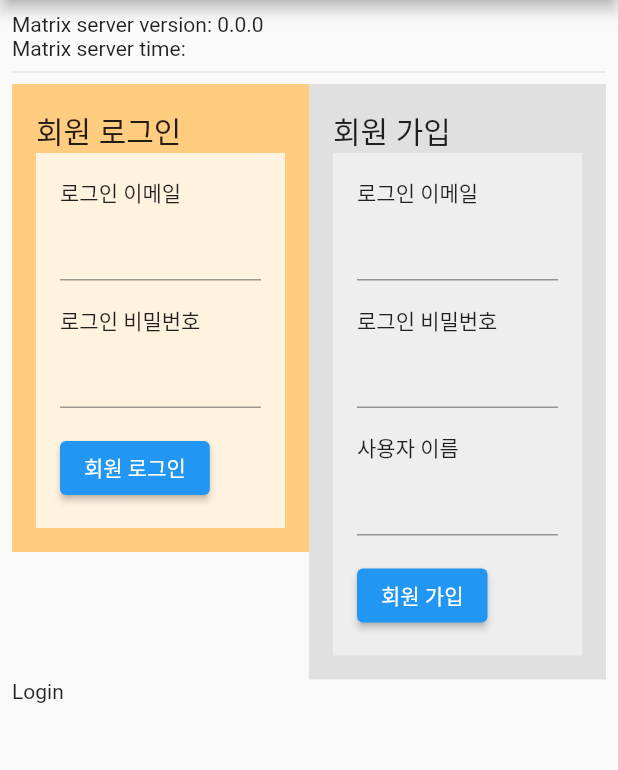
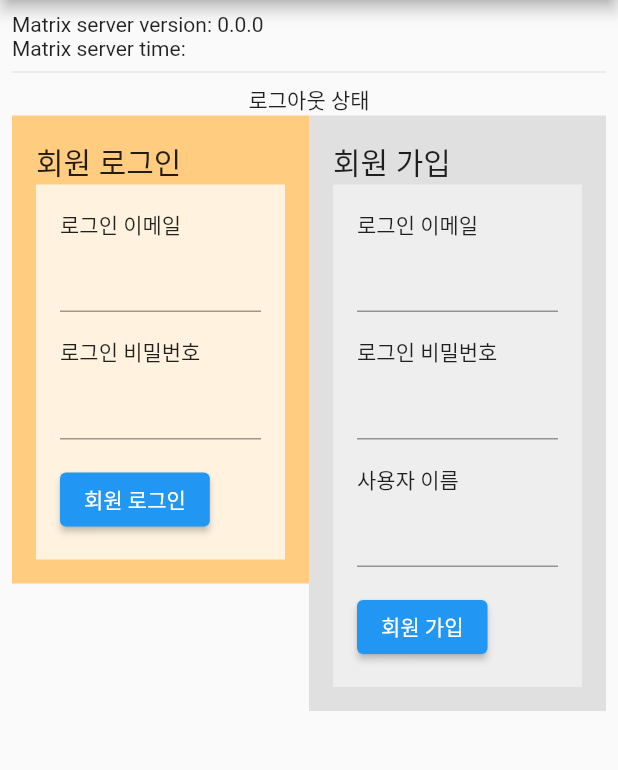
Before and after one commit to withcenter/x_flutter, a Flutter app: the screen it shows after launch, after a tap on "회원 가입", on a phone screen of 412 x 824 dp, the part 84-854 px from its top. Run offline on Flutter 3.47's test engine with Material 2 defaults, Android fonts, the phone set to English and light mode, and no system bars; our stand-ins replace dio, rxdart, shared_preferences; network calls fail; statements that could not run were skipped.

Commit message:
update x flutter example

```diff
--- a/example/lib/main.dart
+++ b/example/lib/main.dart
@@ -1,132 +1,27 @@
 import 'package:flutter/material.dart';
-import 'package:get/get.dart';
-import 'package:get_storage/get_storage.dart';
-import 'package:get/get_state_manager/get_state_manager.dart';
 import 'package:x_flutter/x_flutter.dart';
-
-void main() async {
-  await GetStorage.init();
-  runApp(MyApp());
-}
-
-class App extends GetxController {
-  final box = GetStorage();
-  BuildContext get context => Get.context!;
-
-  final Api api = Api.instance;
-  UserModel user = UserModel.init();
-
-  bool get loggedIn => user.idx > 0;
-  bool get notLoggedIn => !loggedIn;
-
-  @override
-  onInit() {
-    super.onInit();
-
-    /// 캐시된 사용자 정보를 읽어 초기화
-    final re = box.read('user');
-    if (re != null) {
-      user = UserModel.fromJson(re);
-
-      /// 먼저, 화면에 그리고
-      update();
-
-      /// 백엔드에서 최신 정보로 업데이트.
-      profile();
-    }
-  }
-
-  register(Map<String, dynamic> data) async {
-    try {
-      user = await api.user.register(data);
-      setUser(user);
-    } catch (e) {
-      error(e);
-    }
-  }
-
-  login(Map<String, dynamic> data) async {
-    try {
-      user = await api.user.login(data);
-      setUser(user);
-    } catch (e) {
-      error(e);
-    }
-  }
-
-  profileUpdate(Map<String, dynamic> data) async {
-    try {
-      user = await api.user.update(data);
-      setUser(user);
-    } catch (e) {
-      error(e);
-    }
-  }
-
-  /// 회원 정보를 가져와서 [user] 에 보관한다.
-  ///
-  /// 앱이 처음 부팅을 할 때, 로컬에 저장된 회원 정보를 로드하는데, 이 때, 이 함수를 한번 호출하여
-  /// 백엔드의 최신 정보로 [user] 를 업데이트하고 다시 로컬에 저장한다.
-  ///
-  profile() async {
-    // api.sessionId = user.sessionId;
-    try {
-      user = await api.user.profile();
-      setUser(user);
-    } catch (e) {
-      error(e);
-    }
-  }
-
-  logout() {
-    user = UserModel.init();
-    unsetUser();
-  }
-
-  /// 회원 정보를 로컬(앱 내 저장 공간)에 저장하고, Api 에 session 정보를 지정한다.
-  /// 그리고 다시 화면을 그린다.
-  setUser(UserModel user) {
-    box.write('user', user);
-    // api.sessionId = user.sessionId;
-    update();
-  }
-
-  unsetUser() {
-    box.remove('user');
-    update();
-  }
-
-  error(e) {
-    print('에러 발생: $e');
-    if (!(e is String) && e.message is String) {
-      alert('Assertion 에러 발생', e.message);
-    } else {
-      alert('에러', e);
-    }
-  }
 
 // 알림창을 띄운다
 //
 // 알림창은 예/아니오의 선택이 없다. 그래서 리턴값이 필요없다.
-  Future<void> alert(String title, String content) async {
+Future<void> alert(BuildContext c, String content) async {
   return showDialog(
-      context: context,
+    context: c,
     builder: (_) => AlertDialog(
-        title: Text(title),
+      title: Text('알림'),
       content: Text(content),
-        actions: [TextButton(onPressed: () => Get.back(result: true), child: Text('확인'))],
     ),
   );
 }
+
+void main() async {
+  runApp(MyApp());
 }
 
-App app = App();
-
 class MyApp extends StatelessWidget {
-  final a = Get.put(app);
   @override
   Widget build(BuildContext context) {
-    return GetMaterialApp(
+    return MaterialApp(
       title: 'Flutter Demo',
       theme: ThemeData(
         primarySwatch: Colors.blue,
@@ -148,32 +43,22 @@ class _MyHomePageState extends State<MyHomePage> {
   String version = '0.0.0';
   String time = '';
 
-  void _getServerVersion() async {
-    try {
-      // 예제: 백엔드 버전 가져오기
-      final res = await Api.instance.version();
-      setState(() => version = res.version);
-    } catch (e) {
-      print("-----------> main.ts 에러: $e");
-    }
-  }
-
-  void _getServerTime() async {
-    try {
-      // 예제: 백엔드 버전 가져오기
-      final res = await Api.instance.time();
-      setState(() => time = res.time);
-    } catch (e) {
-      print("-----------> main.ts 에러: $e");
-    }
-  }
-
   @override
   void initState() {
     super.initState();
 
-    _getServerVersion();
-    _getServerTime();
+    Api.instance.init(url: 'https://flutterkorea.com');
+
+    () async {
+      try {
+        VersionModel res = await Api.instance.version();
+        setState(() => version = res.version);
+        TimeModel t = await Api.instance.time();
+        setState(() => time = t.time);
+      } catch (e) {
+        print("-----------> main.ts 에러: $e");
+      }
+    }();
   }
 
   @override
@@ -184,14 +69,29 @@ class _MyHomePageState extends State<MyHomePage> {
       ),
       body: Padding(
         padding: const EdgeInsets.all(8.0),
-        child: GetBuilder<App>(
-          builder: (_) => Column(
+        child: Column(
           crossAxisAlignment: CrossAxisAlignment.start,
           children: <Widget>[
             Text('Matrix server version: $version'),
             Text('Matrix server time: $time'),
             Divider(),
-              if (_.notLoggedIn)
+            UserChange(
+              loginBuilder: (UserModel user) => Column(
+                children: [
+                  Wrap(
+                    children: [
+                      Text("로그인 상태!! "),
+                      Text('회원 이름: ${user.name}, '),
+                      Text('회원 주소: ${user.address}'),
+                      ElevatedButton(onPressed: UserApi.instance.logout, child: Text('로그아웃')),
+                    ],
+                  ),
+                  Profile()
+                ],
+              ),
+              logoutBuilder: (_) => Column(
+                children: [
+                  Text("로그아웃 상태"),
                   Row(
                     crossAxisAlignment: CrossAxisAlignment.start,
                     children: [
@@ -199,14 +99,13 @@ class _MyHomePageState extends State<MyHomePage> {
                       Expanded(child: Register()),
                     ],
                   ),
-              if (_.notLoggedIn) Text('Login'),
-              if (_.loggedIn) Text('회원 이름: ${_.user.name}'),
-              if (_.loggedIn) ElevatedButton(onPressed: _.logout, child: Text('로그아웃')),
-              if (_.loggedIn) Profile(),
                 ],
               ),
             ),
+          ],
         ),
+      ),
+      // ),
     );
   }
 }
@@ -246,7 +145,12 @@ class Login extends StatelessWidget {
                 SizedBox(height: 16),
                 ElevatedButton(
                     onPressed: () async {
-                      app.login({'email': email.text, 'password': password.text});
+                      try {
+                        await UserApi.instance
+                            .login({'email': email.text, 'password': password.text});
+                      } catch (e) {
+                        alert(context, e.toString());
+                      }
                     },
                     child: Text('회원 로그인'))
               ],
@@ -296,7 +200,7 @@ class Register extends StatelessWidget {
                 SizedBox(height: 16),
                 ElevatedButton(
                     onPressed: () async {
-                      app.register(
+                      UserApi.instance.register(
                           {'email': email.text, 'password': password.text, 'name': name.text});
                     },
                     child: Text('회원 가입'))
@@ -314,8 +218,8 @@ class Profile extends StatelessWidget {
     Key? key,
   }) : super(key: key);
 
-  final name = TextEditingController(text: app.user.name);
-  final address = TextEditingController(text: app.user.address);
+  final name = TextEditingController(text: Api.instance.user.name);
+  final address = TextEditingController(text: Api.instance.user.address);
 
   @override
   Widget build(BuildContext context) {
@@ -336,7 +240,7 @@ class Profile extends StatelessWidget {
               crossAxisAlignment: CrossAxisAlignment.start,
               children: [
                 Text('로그인 이메일'),
-                Text(app.user.email),
+                Text(Api.instance.user.email),
                 SizedBox(height: 16),
                 Text('사용자 이름'),
                 TextField(controller: name),
@@ -346,7 +250,12 @@ class Profile extends StatelessWidget {
                 SizedBox(height: 16),
                 ElevatedButton(
                     onPressed: () async {
-                      app.profileUpdate({'name': name.text, 'address': address.text});
+                      try {
+                        await Api.instance.user
+                            .update({'name': name.text, 'address': address.text});
+                      } catch (e) {
+                        alert(context, e.toString());
+                      }
                     },
                     child: Text('회원 정보 수정'))
               ],
```
Lines whose indentation alone changed are shown as unchanged.
